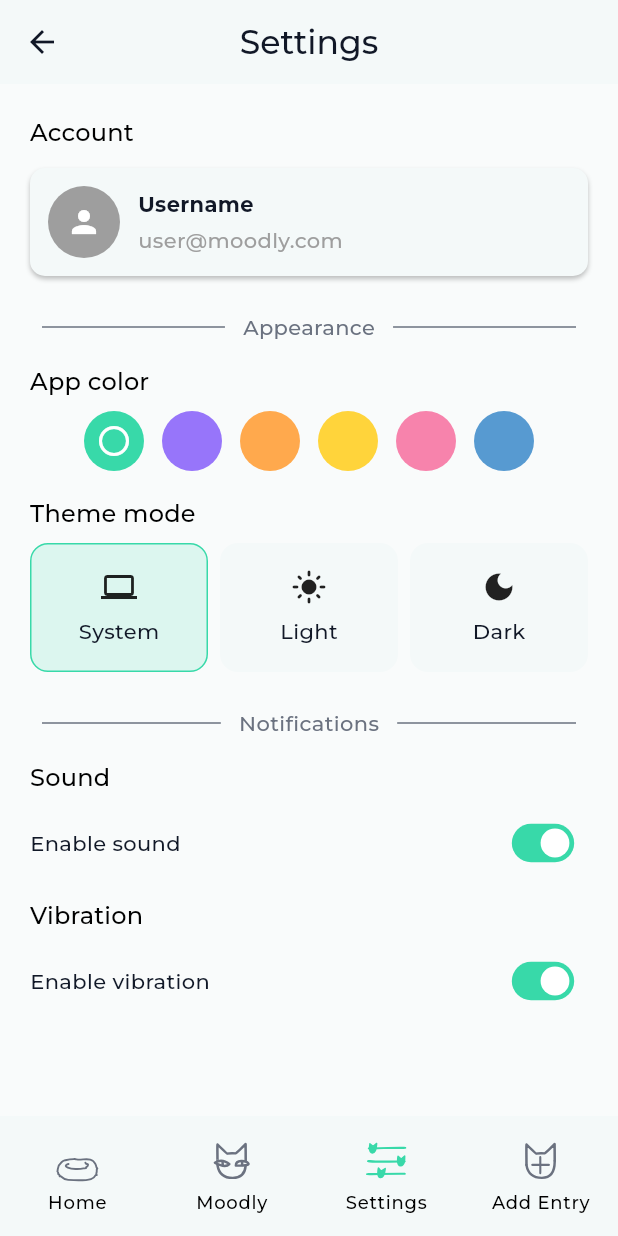
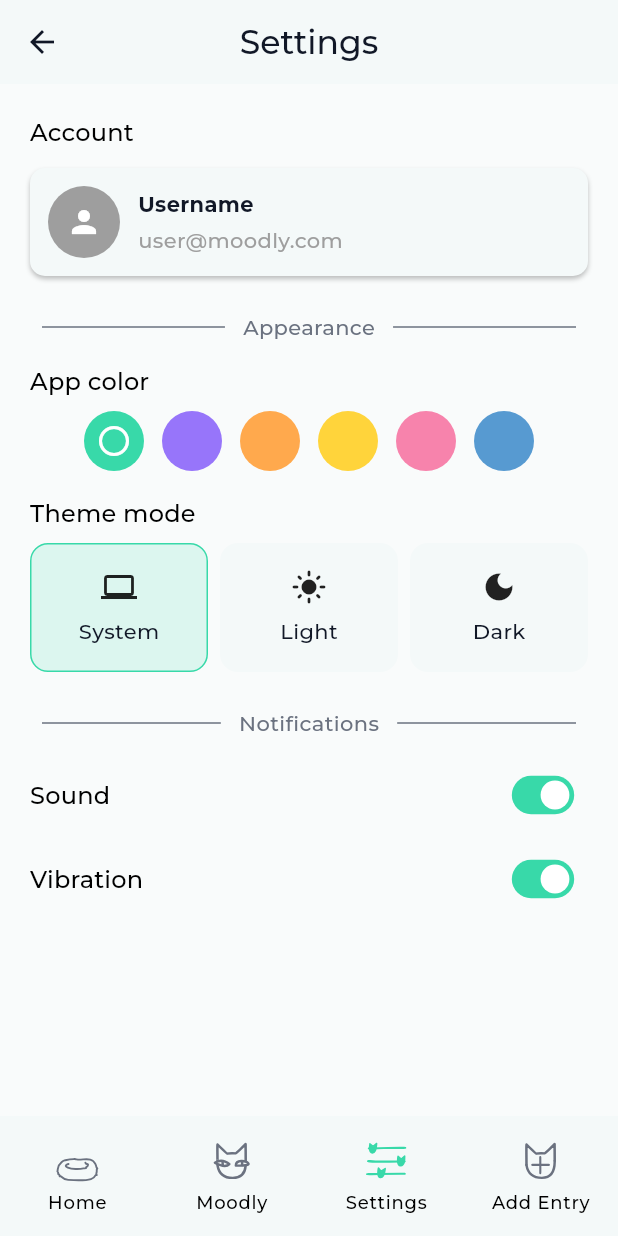
Before and after one commit to codemalcolm/moodly_client, a Flutter app: the screen it shows after launch, item 3 of the bottom bar chosen, on a phone screen of 412 x 824 dp. Run offline on Flutter 3.47's test engine with Material 3 defaults, Android fonts, the phone set to English and light mode, and no system bars; our stand-ins replace flutter_svg, image_picker, shared_preferences; network calls fail; project files that could hold a hidden picture were left out.

Commit message:
delete unnecessary text in settings

```diff
--- a/lib/screens/settings_screen.dart
+++ b/lib/screens/settings_screen.dart
@@ -142,25 +142,21 @@ class _SettingsScreenState extends State<SettingsScreen> {
           const SizedBox(height: 24),
           const SectionDivider(label: 'Notifications'),
           const SizedBox(height: 14),
-          Text('Sound', style: Theme.of(context).textTheme.titleMedium),
-          const SizedBox(height: 8),
           Row(
             mainAxisAlignment: MainAxisAlignment.spaceBetween,
             children: [
-              const Text('Enable sound'),
+              Text('Sound', style: Theme.of(context).textTheme.titleMedium),
               Transform.scale(
                 scale: 0.8,
                 child: Switch(value: soundEnabled, onChanged: _updateSound),
               ),
             ],
           ),
-          const SizedBox(height: 12),
-          Text('Vibration', style: Theme.of(context).textTheme.titleMedium),
           const SizedBox(height: 8),
           Row(
             mainAxisAlignment: MainAxisAlignment.spaceBetween,
             children: [
-              const Text('Enable vibration'),
+              Text('Vibration', style: Theme.of(context).textTheme.titleMedium),
               Transform.scale(
                 scale: 0.8,
                 child: Switch(
```
